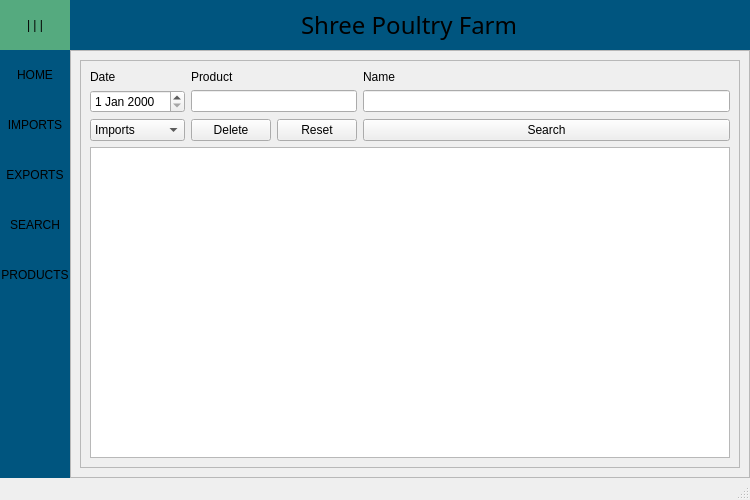
The window that untitled.ui (psycoder01/shree-records) describes before a commit, drawn with Qt 5.
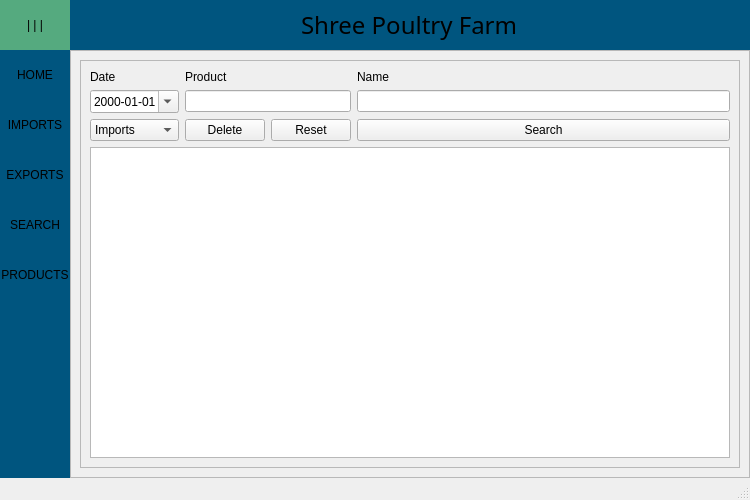
The same window after the commit. The open tabs and pages were chosen to show the change.

What changed in the file:
```diff
--- a/untitled.ui
+++ b/untitled.ui
@@ -716,7 +716,17 @@
                   </widget>
                  </item>
                  <item row="1" column="0">
-                  <widget class="QDateEdit" name="inputDate"/>
+                  <widget class="QDateEdit" name="inputDate">
+                   <property name="currentSection">
+                    <enum>QDateTimeEdit::YearSection</enum>
+                   </property>
+                   <property name="displayFormat">
+                    <string>yyyy-MM-dd</string>
+                   </property>
+                   <property name="calendarPopup">
+                    <bool>true</bool>
+                   </property>
+                  </widget>
                  </item>
                  <item row="0" column="1" colspan="2">
                   <widget class="QLabel" name="labelProductSearch">
```
